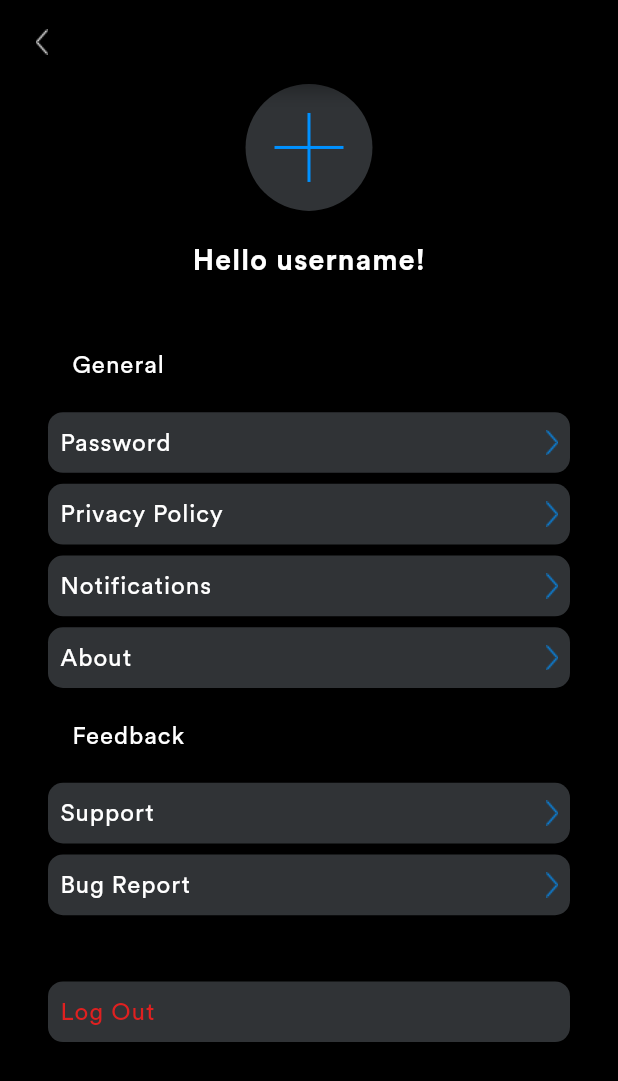
After one commit to MillOva/vide_on, a Flutter app: the ProfileScreen screen opened directly, on a phone screen of 412 x 824 dp. The commit adds this screen. Shown: the top 1081 px of the screen. Run offline on Flutter 3.47's test engine with Material 2 defaults, Android fonts, the phone set to English and light mode, and no system bars; our stand-ins replace firebase_auth, firebase_core, flutter_markdown, splashscreen; accounts and stored records are empty.

Commit message:
profile screen

```diff
--- a/lib/global/app_style/fonts.dart
+++ b/lib/global/app_style/fonts.dart
@@ -76,6 +76,16 @@ TextStyle bodyFont2() {
     );
 }
 
+TextStyle bodyFont3() {
+  return
+    TextStyle(
+      letterSpacing: 0.67,
+      color: Color.fromARGB(255, 224, 32, 32),
+      fontSize: 16,
+      fontFamily: 'CircularStdBook',
+    );
+}
+
 TextStyle sfProActive() {
   return
     TextStyle(
--- a/lib/screens/landing_screen/browse_screen.dart
+++ b/lib/screens/landing_screen/browse_screen.dart
@@ -3,6 +3,7 @@ import 'package:flutter/material.dart';
 import 'package:vide_on/global/app_style/colors.dart';
 import 'package:vide_on/global/app_style/fonts.dart';
 import 'package:vide_on/screens/landing_screen/library_screen.dart';
+import 'package:vide_on/screens/landing_screen/profile_screen.dart';
 import 'package:vide_on/screens/landing_screen/watch_now_screen.dart';
 import 'package:vide_on/screens/video_cards/middle_card.dart';
 import 'package:vide_on/screens/video_cards/source_card.dart';
@@ -71,12 +72,15 @@ class _BrowseScreenState extends State<BrowseScreen> {
                 ],
               ),
             ),
-            Column(
-              children: [
-                Image.asset('assets/images/profile passive.png'),
-                SizedBox(height: 7),
-                Text("Profile",style: sfProNonActive(),)
-              ],
+            GestureDetector(
+              onTap: ()=> Navigator.push(context, MaterialPageRoute(builder: (context)=> ProfileScreen())),
+              child: Column(
+                children: [
+                  Image.asset('assets/images/profile passive.png'),
+                  SizedBox(height: 7),
+                  Text("Profile",style: sfProNonActive(),)
+                ],
+              ),
             )
           ],
         ),),
--- a/lib/screens/landing_screen/library_screen.dart
+++ b/lib/screens/landing_screen/library_screen.dart
@@ -2,6 +2,7 @@ import 'package:flutter/material.dart';
 import 'package:vide_on/global/app_style/colors.dart';
 import 'package:vide_on/global/app_style/fonts.dart';
 import 'package:vide_on/screens/landing_screen/browse_screen.dart';
+import 'package:vide_on/screens/landing_screen/profile_screen.dart';
 import 'package:vide_on/screens/landing_screen/watch_now_screen.dart';
 import 'package:vide_on/screens/video_cards/video_with_desc_card.dart';
 
@@ -85,7 +86,7 @@ class _LibraryScreenState extends State<LibraryScreen> {
               ],
             ),
             GestureDetector(
-              //onTap: ()=> Navigator.push(context, MaterialPageRoute(builder: (context)=> BrowseScreen())),
+              onTap: ()=> Navigator.push(context, MaterialPageRoute(builder: (context)=> ProfileScreen())),
               child: Column(
                 children: [
                   Image.asset('assets/images/profile passive.png'),
--- /dev/null
+++ b/lib/screens/landing_screen/profile_screen.dart
@@ -0,0 +1,123 @@
+import 'package:flutter/cupertino.dart';
+import 'package:flutter/material.dart';
+import 'package:vide_on/global/app_style/colors.dart';
+import 'package:vide_on/global/app_style/fonts.dart';
+
+class ProfileScreen extends StatefulWidget {
+  @override
+  _ProfileScreenState createState() => _ProfileScreenState();
+}
+
+class _ProfileScreenState extends State<ProfileScreen> {
+  @override
+  Widget build(BuildContext context) {
+    double _height = MediaQuery.of(context).size.height;
+    double _width = MediaQuery.of(context).size.width;
+    double coefH = _height / 896;
+    double coefW = _width / 414;
+    return Scaffold(
+      appBar: AppBar(
+        leading: GestureDetector(
+            onTap: ()=> Navigator.pop(context),
+            child: Container(child: Image.asset('assets/images/back.png'),)),
+        backgroundColor: obsidian(),
+      ),
+      body: Padding(
+        padding: EdgeInsets.symmetric(horizontal: 32),
+        child: Column(
+          crossAxisAlignment: CrossAxisAlignment.center,
+          children: [
+            Stack(
+              alignment: Alignment.center,
+              children: [
+                Container(height: 92*coefH, width: 92*coefH,
+                  decoration: BoxDecoration(borderRadius: BorderRadius.circular(46*coefH), color: charcoalGrey()),),
+                Container(height: 50*coefH, width: 2, color: sapphire(),),
+                Container(width: 50*coefH, height: 2, color: sapphire(),),
+              ],
+            ),
+            Padding(
+              padding: EdgeInsets.only(top: 24*coefH, bottom: 48),
+              child: Text("Hello username!",style: headlineFont(),),
+            ),
+            Column(
+              crossAxisAlignment: CrossAxisAlignment.start,
+              children: [
+                Padding(
+                    padding: EdgeInsets.only(left: 16, bottom: 24*coefH),
+                    child: Text("General", style: bodyFont(),)),
+                Container(
+                  padding: EdgeInsets.symmetric(horizontal: 8),height: 44*coefH,
+                  decoration: BoxDecoration(borderRadius: BorderRadius.circular(10), color: charcoalGrey()),
+                child: Row(
+                  mainAxisAlignment:MainAxisAlignment.spaceBetween,
+                  children: [
+                  Text("Password",style: bodyFont(),),
+                  Image.asset('assets/images/next.png')
+                ],),),
+                SizedBox(height: 8*coefH),
+                Container(
+                  padding: EdgeInsets.symmetric(horizontal: 8),height: 44*coefH,
+                  decoration: BoxDecoration(borderRadius: BorderRadius.circular(10), color: charcoalGrey()),
+                  child: Row(
+                    mainAxisAlignment:MainAxisAlignment.spaceBetween,
+                    children: [
+                      Text("Privacy Policy",style: bodyFont(),),
+                      Image.asset('assets/images/next.png')
+                    ],),),
+                SizedBox(height: 8*coefH),
+                Container(
+                  padding: EdgeInsets.symmetric(horizontal: 8),height: 44*coefH,
+                  decoration: BoxDecoration(borderRadius: BorderRadius.circular(10), color: charcoalGrey()),
+                  child: Row(
+                    mainAxisAlignment:MainAxisAlignment.spaceBetween,
+                    children: [
+                      Text("Notifications",style: bodyFont(),),
+                      Image.asset('assets/images/next.png')
+                    ],),),
+                SizedBox(height: 8*coefH),
+                Container(
+                  padding: EdgeInsets.symmetric(horizontal: 8),height: 44*coefH,
+                  decoration: BoxDecoration(borderRadius: BorderRadius.circular(10), color: charcoalGrey()),
+                  child: Row(
+                    mainAxisAlignment:MainAxisAlignment.spaceBetween,
+                    children: [
+                      Text("About",style: bodyFont(),),
+                      Image.asset('assets/images/next.png')
+                    ],),),
+                Padding(
+                    padding: EdgeInsets.only(left: 16,top:24*coefH, bottom: 24*coefH),
+                    child: Text("Feedback", style: bodyFont(),)),
+                Container(
+                  padding: EdgeInsets.symmetric(horizontal: 8),height: 44*coefH,
+                  decoration: BoxDecoration(borderRadius: BorderRadius.circular(10), color: charcoalGrey()),
+                  child: Row(
+                    mainAxisAlignment:MainAxisAlignment.spaceBetween,
+                    children: [
+                      Text("Support",style: bodyFont(),),
+                      Image.asset('assets/images/next.png')
+                    ],),),
+                SizedBox(height: 8*coefH),
+                Container(
+                  padding: EdgeInsets.symmetric(horizontal: 8),height: 44*coefH,
+                  decoration: BoxDecoration(borderRadius: BorderRadius.circular(10), color: charcoalGrey()),
+                  child: Row(
+                    mainAxisAlignment:MainAxisAlignment.spaceBetween,
+                    children: [
+                      Text("Bug Report",style: bodyFont(),),
+                      Image.asset('assets/images/next.png')
+                    ],),),
+                SizedBox(height: 48*coefH),
+                Container(
+                  alignment: Alignment.centerLeft,
+                  padding: EdgeInsets.symmetric(horizontal: 8),height: 44*coefH, width: double.maxFinite,
+                  decoration: BoxDecoration(borderRadius: BorderRadius.circular(10), color: charcoalGrey()),
+                  child: Text("Log Out",style: bodyFont3(),),),
+              ],
+            ),
+          ],
+        ),
+      ),
+    );
+  }
+}
--- a/lib/screens/landing_screen/watch_now_screen.dart
+++ b/lib/screens/landing_screen/watch_now_screen.dart
@@ -4,6 +4,7 @@ import 'package:vide_on/global/app_style/colors.dart';
 import 'package:vide_on/global/app_style/fonts.dart';
 import 'package:vide_on/screens/landing_screen/browse_screen.dart';
 import 'package:vide_on/screens/landing_screen/library_screen.dart';
+import 'package:vide_on/screens/landing_screen/profile_screen.dart';
 import 'package:vide_on/screens/video_cards/large_card.dart';
 import 'package:vide_on/screens/video_cards/middle_card.dart';
 import 'package:vide_on/screens/video_cards/small_card.dart';
@@ -107,7 +108,7 @@ class _WatchNowState extends State<WatchNowScreen> {
               ),
             ),
             GestureDetector(
-              //onTap: ()=> Navigator.push(context, MaterialPageRoute(builder: (context)=> BrowseScreen())),
+              onTap: ()=> Navigator.push(context, MaterialPageRoute(builder: (context)=> ProfileScreen())),
               child: Column(
                 children: [
                   Image.asset('assets/images/profile passive.png'),
```
